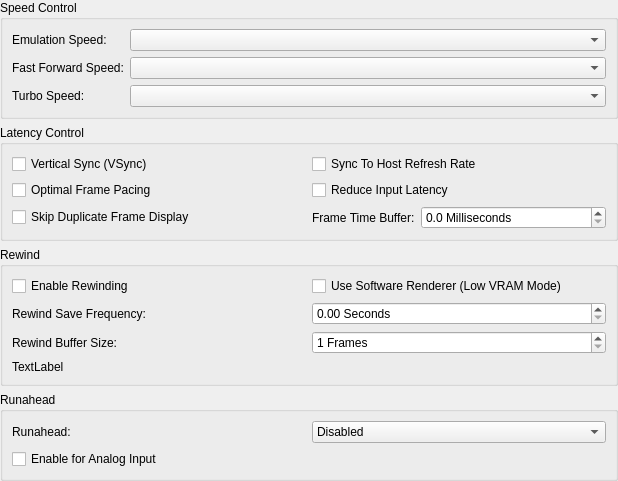
Before: the Qt Designer form src/duckstation-qt/emulationsettingswidget.ui in stenzek/duckstation, drawn with Qt 5.
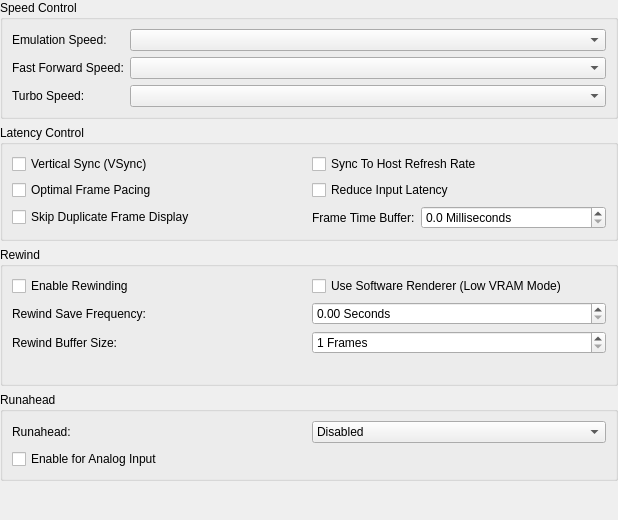
After: the same form once the commit is applied.

```diff
--- a/src/duckstation-qt/emulationsettingswidget.ui
+++ b/src/duckstation-qt/emulationsettingswidget.ui
@@ -7,7 +7,7 @@
     <x>0</x>
     <y>0</y>
     <width>618</width>
-    <height>481</height>
+    <height>520</height>
    </rect>
   </property>
   <layout class="QVBoxLayout" name="verticalLayout">
@@ -164,9 +164,6 @@
       </item>
       <item row="3" column="0" colspan="2">
        <widget class="QLabel" name="rewindSummary">
-        <property name="text">
-         <string>TextLabel</string>
-        </property>
         <property name="wordWrap">
          <bool>true</bool>
         </property>
```
